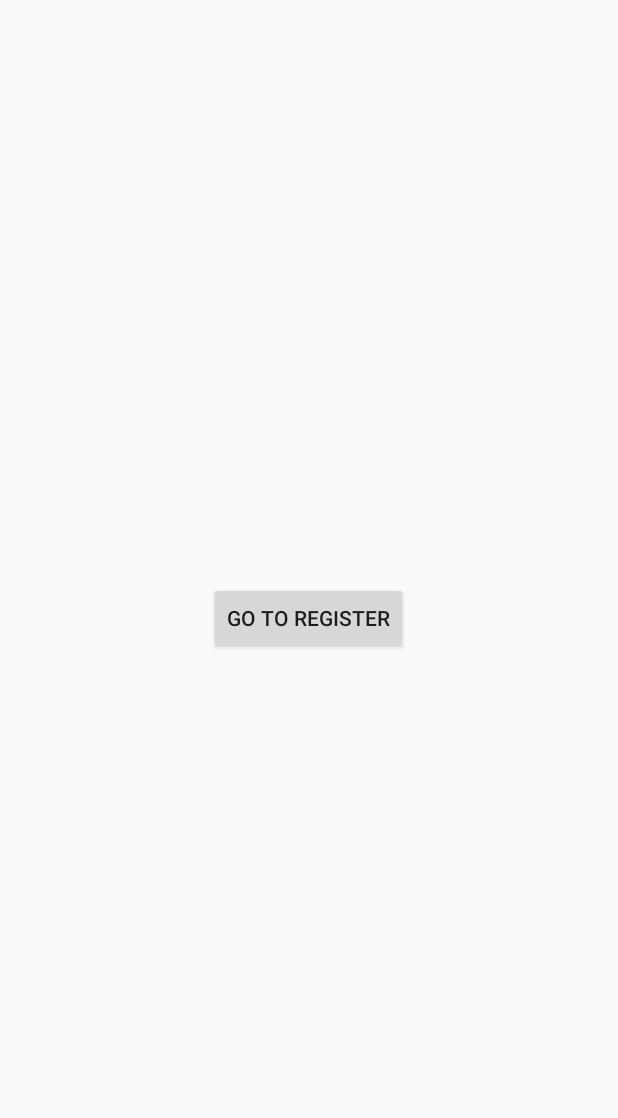
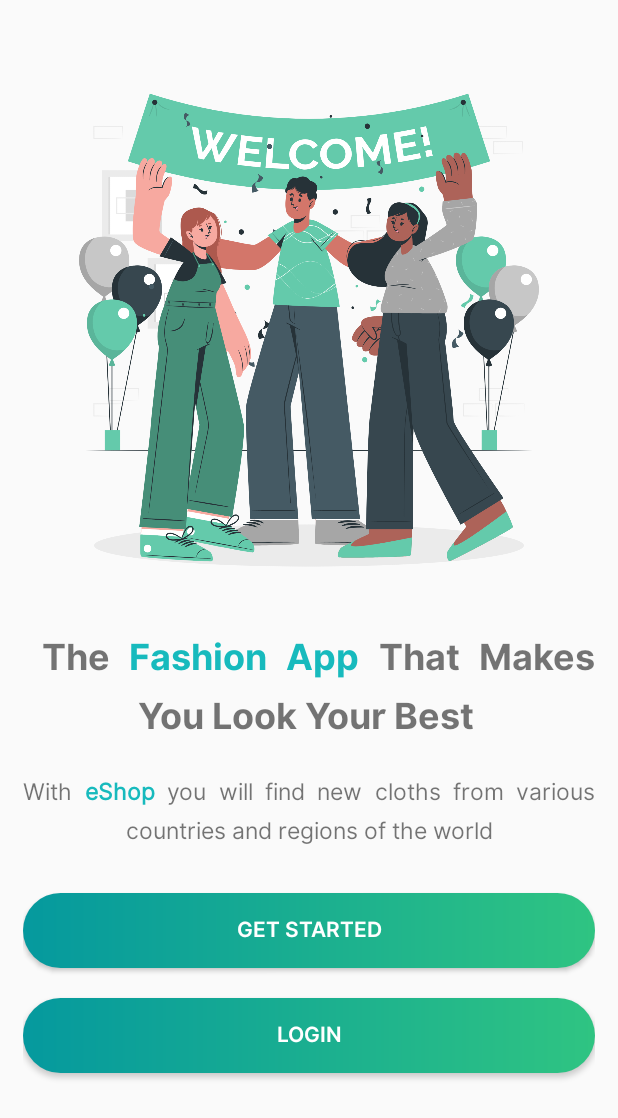
Before and after one commit to mehedi17n/eShop, an Android app: the screen it shows after launch (MainActivity before the commit, WelcomeActivity after it), on a phone screen of 412 x 824 dp. Shown: the top 1118 px of the screen. Run offline under Robolectric (Android 15) with nearby library versions, the phone set to English and light mode, and no system bars.

Commit message:
SignUp & SignIn done

```diff
--- a/app/src/main/java/com/example/eshop/MainActivity.kt
+++ b/app/src/main/java/com/example/eshop/MainActivity.kt
@@ -16,10 +16,10 @@ class MainActivity : AppCompatActivity() {
         enableEdgeToEdge()
         setContentView(R.layout.activity_main)
 
-        registerButton = findViewById(R.id.registerButton) // Ensure you have this button in your layout
-
-        registerButton.setOnClickListener {
-            startActivity(Intent(this, RegisterActivity::class.java))
-        }
+//        registerButton = findViewById(R.id.registerButton)
+//
+//        registerButton.setOnClickListener {
+//            startActivity(Intent(this, RegisterActivity::class.java))
+//        }
     }
 }
--- /dev/null
+++ b/app/src/main/java/com/example/eshop/WelcomeActivity.kt
@@ -0,0 +1,33 @@
+package com.example.eshop
+
+import android.content.Intent
+import android.os.Bundle
+import android.widget.Button
+import androidx.activity.enableEdgeToEdge
+import androidx.appcompat.app.AppCompatActivity
+import androidx.core.view.ViewCompat
+import androidx.core.view.WindowInsetsCompat
+import com.example.eshop.login.LoginActivity
+import com.example.eshop.registation.RegisterActivity
+
+class WelcomeActivity : AppCompatActivity() {
+    override fun onCreate(savedInstanceState: Bundle?) {
+        super.onCreate(savedInstanceState)
+        enableEdgeToEdge()
+        setContentView(R.layout.activity_welcome)
+
+        val loginButton = findViewById<Button>(R.id.welcomeLoginButton)
+        val signupButton = findViewById<Button>(R.id.getStartedButton)
+
+        signupButton.setOnClickListener {
+            val intent = Intent(this, RegisterActivity::class.java)
+            startActivity(intent)
+        }
+
+        loginButton.setOnClickListener {
+            val intent = Intent(this, LoginActivity::class.java)
+            startActivity(intent)
+        }
+
+    }
+}
--- a/app/src/main/res/layout/activity_main.xml
+++ b/app/src/main/res/layout/activity_main.xml
@@ -9,10 +9,10 @@
 
     <!-- Other UI elements -->
 
-    <Button
-        android:id="@+id/registerButton"
-        android:layout_width="wrap_content"
-        android:layout_height="wrap_content"
-        android:text="Go to Register" />
+<!--    <Button-->
+<!--        android:id="@+id/registerButton"-->
+<!--        android:layout_width="wrap_content"-->
+<!--        android:layout_height="wrap_content"-->
+<!--        android:text="Go to Register" />-->
 
 </LinearLayout>
--- /dev/null
+++ b/app/src/main/res/layout/activity_welcome.xml
@@ -0,0 +1,62 @@
+<?xml version="1.0" encoding="utf-8"?>
+<LinearLayout xmlns:android="http://schemas.android.com/apk/res/android"
+    xmlns:app="http://schemas.android.com/apk/res-auto"
+    xmlns:tools="http://schemas.android.com/tools"
+    android:id="@+id/main"
+    android:orientation="vertical"
+    android:layout_width="match_parent"
+    android:layout_height="match_parent"
+    android:layout_marginHorizontal="15dp"
+    tools:context=".WelcomeActivity">
+
+    <ImageView
+        android:layout_width="wrap_content"
+        android:layout_height="400dp"
+        android:padding="10dp"
+        android:layout_marginTop="20dp"
+        android:src="@drawable/welcome_pic" />
+
+    <TextView
+        android:layout_width="match_parent"
+        android:layout_height="wrap_content"
+        android:text="@string/welcome_title"
+        android:fontFamily="@font/inter_bold"
+        android:textSize="24sp"
+        android:gravity="center"
+        android:justificationMode="inter_word"
+        android:lineSpacingExtra="4dp"
+        android:lineSpacingMultiplier="1.2" />
+
+    <TextView
+        android:layout_width="match_parent"
+        android:layout_height="wrap_content"
+        android:layout_marginTop="20dp"
+        android:text="@string/welcome_text"
+        android:fontFamily="@font/inter_regular"
+        android:textSize="15sp"
+        android:gravity="center"
+        android:justificationMode="inter_word"
+        android:lineSpacingExtra="4dp"
+        android:lineSpacingMultiplier="1.2" />
+
+    <Button
+        android:id="@+id/getStartedButton"
+        android:layout_width="match_parent"
+        android:layout_height="50dp"
+        android:layout_marginTop="30dp"
+        android:textColor="@color/white"
+        android:text="Get Started"
+        android:background="@drawable/button_color"
+        android:fontFamily="@font/inter_semi_bold" />
+
+    <Button
+        android:id="@+id/welcomeLoginButton"
+        android:layout_width="match_parent"
+        android:layout_height="50dp"
+        android:layout_marginTop="20dp"
+        android:textColor="@color/white"
+        android:text="Login"
+        android:background="@drawable/button_color"
+        android:fontFamily="@font/inter_semi_bold" />
+
+</LinearLayout>
--- a/app/src/main/res/values/strings.xml
+++ b/app/src/main/res/values/strings.xml
@@ -3,4 +3,8 @@
 
     <string name="sign_up_text">Don’t have an account? <b><font color='#17BABD'>Sign Up</font></b></string>
     <string name="sign_in_text">Have an account? <b><font color='#17BABD'>Sign In</font></b></string>
+
+    <string name="welcome_title"> The <b><font color='#17BABD'>Fashion App</font></b> That Makes You Look Your Best </string>
+    <string name="welcome_text">With <b><font color='#17BABD'>eShop</font></b> you will find new cloths from various countries and regions of the world</string>
+
 </resources>
```
Also changed, not shown: app/src/main/AndroidManifest.xml (+11 -7 lines), app/src/main/java/com/example/eshop/login/LoginActivity.kt (+24 -1 lines), app/src/main/java/com/example/eshop/registation/RegisterActivity.kt (+24 -1 lines), app/src/main/res/layout/activity_login.xml (+12 -4 lines), app/src/main/res/layout/activity_register.xml (+14 -16 lines), app/src/main/res/drawable/signin_pic.png (added), app/src/main/res/drawable/signup_pic.png (added), app/src/main/res/drawable/welcome_pic.png (added).
